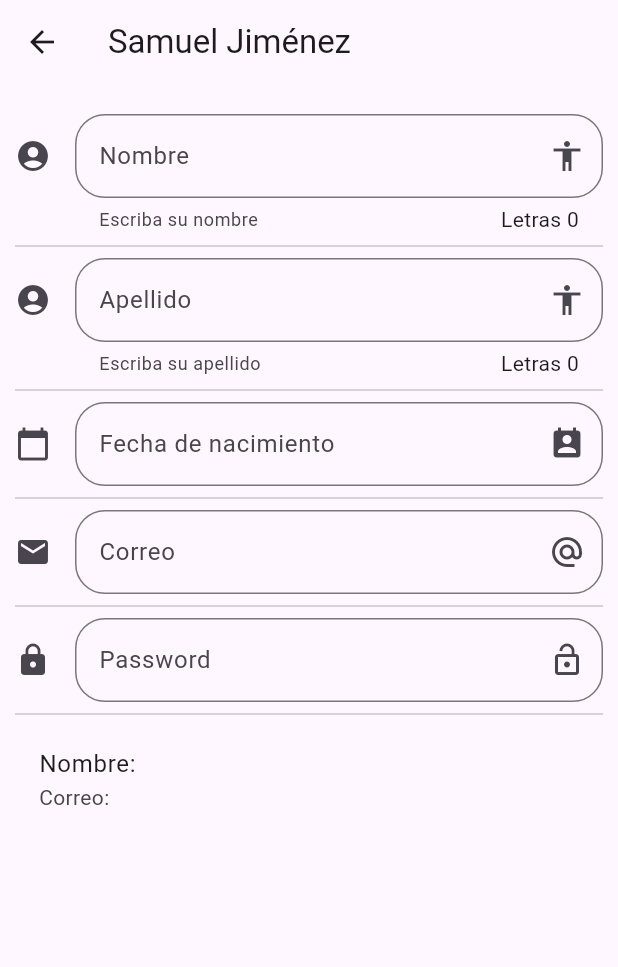
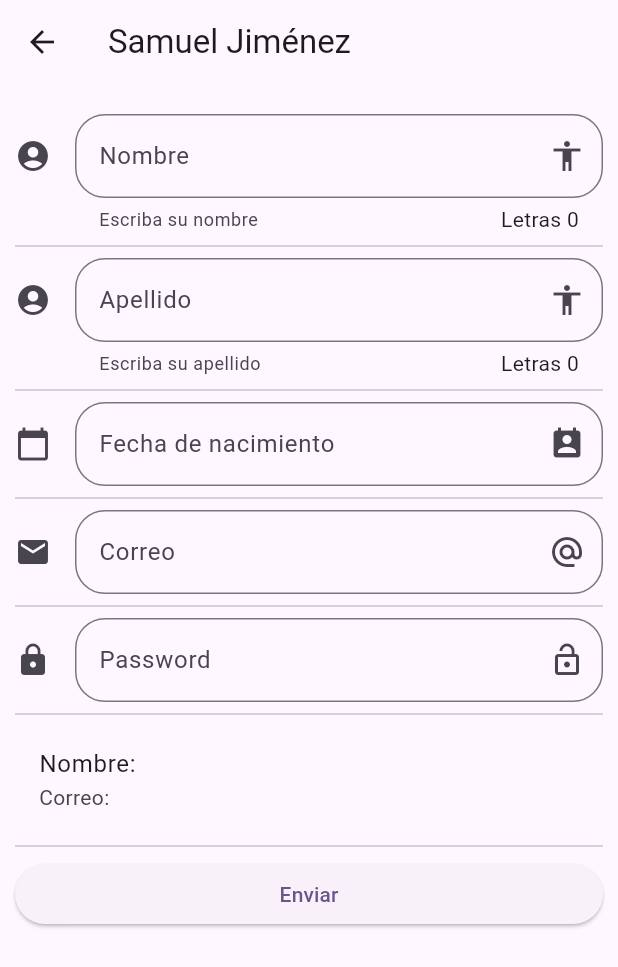
Before and after one commit to Samusk8/usersFlutter_PMM, a Flutter app: the screen it shows after launch, after a tap on "personal", on a phone screen of 412 x 824 dp. Shown: the top 967 px of the screen. Run offline on Flutter 3.47's test engine with Material 3 defaults, Android fonts, the light colour scheme and no system bars.

Commit message:
pasar datos 1
pasar persona de ejemplo al formulario

```diff
--- /dev/null
+++ b/proyect_pmm/lib/objects/person.dart
@@ -0,0 +1,17 @@
+class Person {
+  String nombre;
+  int edad;
+  String email;
+
+  Person({
+    required this.nombre,
+    required this.edad,
+    required this.email,
+  });
+
+  @override
+  String toString() {
+
+    return 'Person(nombre: $nombre, edad: $edad, email: $email)';
+  }
+}
--- a/proyect_pmm/lib/screens/home_page.dart
+++ b/proyect_pmm/lib/screens/home_page.dart
@@ -1,4 +1,5 @@
 import 'package:flutter/material.dart';
+import 'package:proyect_pmm/objects/person.dart';
 
 
 // He creado un Stateful Widget porque
@@ -11,6 +12,15 @@ class HomePage extends StatefulWidget {
 }
 
 class _HomePageState extends State<HomePage> {
+
+  final List<Person> _personas = [];
+
+  @override
+  void initState(){
+    super.initState;
+    print("PERSONASSSSSS  $_personas");
+  }
+
   @override
   Widget build(BuildContext context) {
     return Scaffold(
@@ -18,15 +28,23 @@ class _HomePageState extends State<HomePage> {
         title: Text("PF1"),
       ),
       body: Center(
-        child: Row(
+        child: Column(
+          children: [
+            Row(
               mainAxisAlignment: MainAxisAlignment.center,
               children: [
                 ElevatedButton(
                   child: Text('personal'),
-              onPressed: () {
-                Navigator.pushNamed(context,'personal');
+                  onPressed: () async {
+                    final Person persona = Person(nombre: 'Samuel', edad: 19, email: 'Samuel@gmail.com');
+                    final respuesta = await Navigator.pushNamed(context,'personal', arguments: persona);
+                    if (respuesta != null && respuesta is Person){
+                      setState(() {
+                        _personas.add(respuesta);
+                      });
+                    }
+                  },
 
-              },
 
                 ),
                 Padding(padding: EdgeInsetsGeometry.all(15)),
@@ -38,6 +56,11 @@ class _HomePageState extends State<HomePage> {
                 ),
               ],
             ),
+            Column(
+
+            ),
+          ],
+        ),
       ),
     );
   }
--- a/proyect_pmm/lib/screens/personal_page.dart
+++ b/proyect_pmm/lib/screens/personal_page.dart
@@ -1,4 +1,5 @@
 import 'package:flutter/material.dart';
+import 'package:proyect_pmm/objects/person.dart';
 
 //Stateful widget porque voy a mostrar los cambios de la persona
 //en tiempo real
@@ -11,13 +12,39 @@ class PersonalPage extends StatefulWidget {
 
 class _PersonalPageState extends State<PersonalPage> {
 
+
   String _nombre = '';
   String _apellido = '';
   String _email = '';
   String _fecha = '';
-  String _pais = 'España';
   String _password = '';
   TextEditingController _inputFieldFechaController =TextEditingController();
+  late Person _persona;
+
+  TextEditingController _nombreCtrl = TextEditingController();
+  TextEditingController _apellidoCtrl = TextEditingController();
+  TextEditingController _emailCtrl = TextEditingController();
+
+@override
+void initState() {
+  super.initState();
+  _nombreCtrl = TextEditingController();
+  _apellidoCtrl = TextEditingController();
+  _emailCtrl = TextEditingController();
+}
+
+  @override
+  void didChangeDependencies(){
+    super.didChangeDependencies();
+
+    final args = ModalRoute.of(context)?.settings.arguments;
+
+    if (args != null && args is Person){
+      _persona = args;
+      print("Persona111111 ${_persona.toString()}");
+
+    }
+  }
 
 
   @override
@@ -43,7 +70,10 @@ class _PersonalPageState extends State<PersonalPage> {
           Divider(),
           _crearPassword(),
           Divider(),
-          _crearPersona()
+          _crearPersona(),
+          Divider(),
+          _enviar(),
+
         ],
       ),
     );
@@ -198,4 +228,16 @@ class _PersonalPageState extends State<PersonalPage> {
     );
   }
 
+  _enviar(){
+    return Container(
+      child: ElevatedButton(
+        child: Text('Enviar'),
+        onPressed: () {
+
+          Navigator.pop(context, _persona);
+        },
+      ),
+    );
+  }
+
 }
```
Lines whose indentation alone changed are shown as unchanged.
